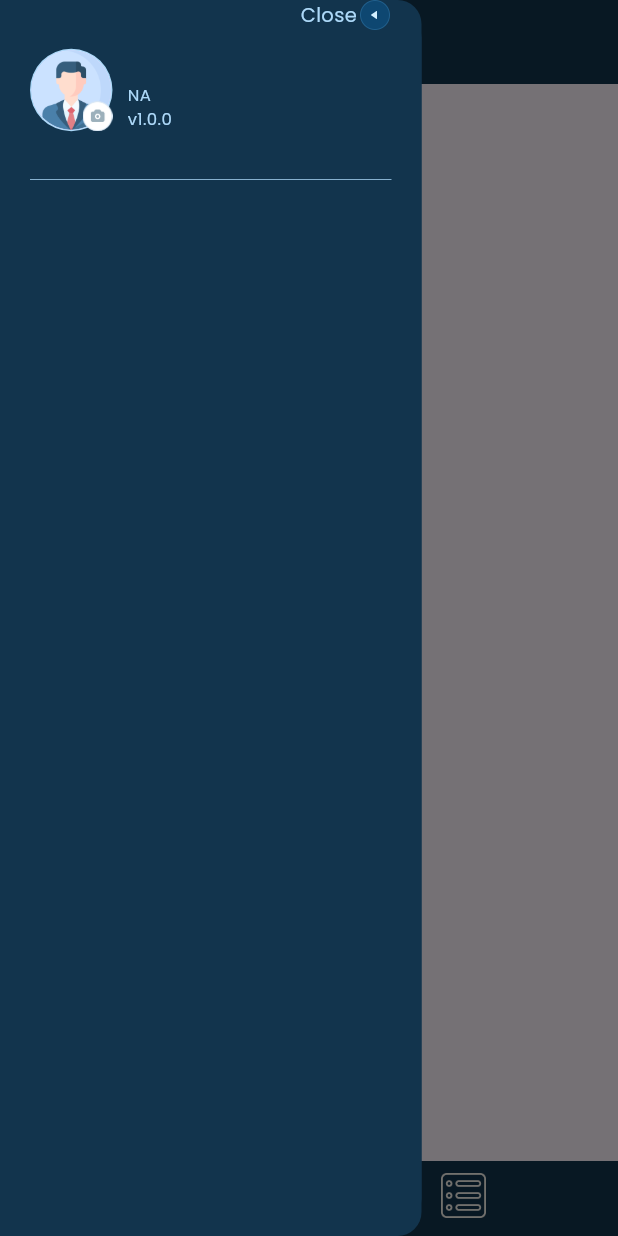
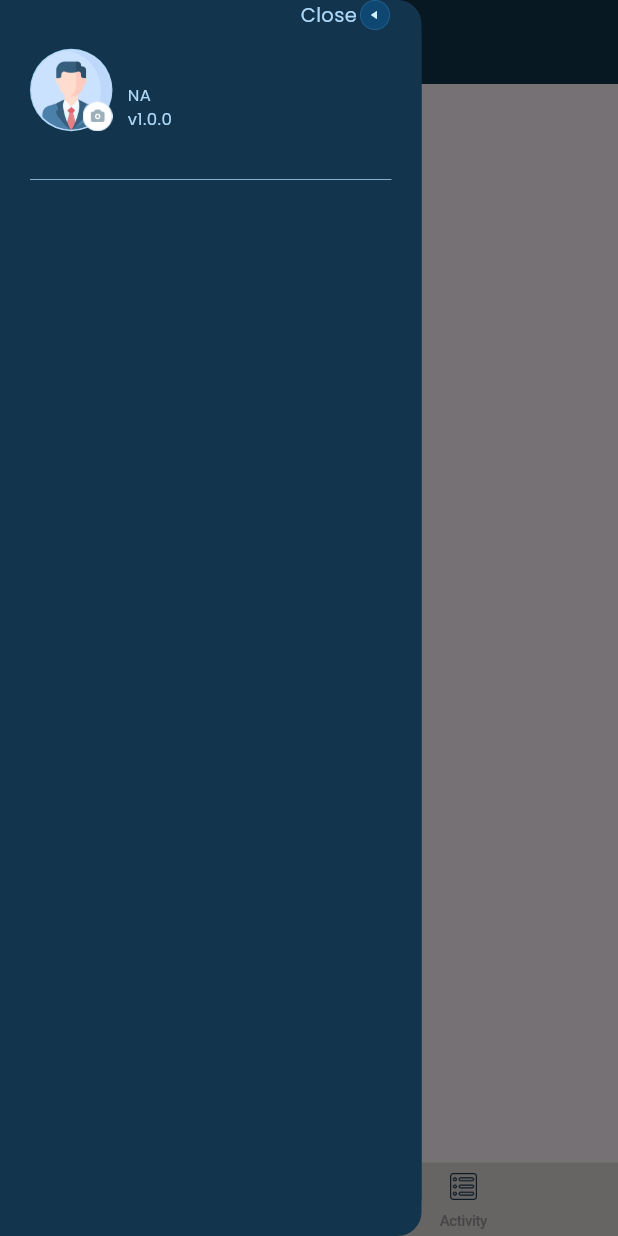
Before and after one commit to neelandrakar/retail_app_flutter, a Flutter app: the LoyaltyBottomBar screen opened by its route, with the side drawer open, on a phone screen of 412 x 824 dp. Run offline on Flutter 3.47's test engine with Material 3 defaults, Android fonts, the phone set to English and light mode, and no system bars; our stand-ins replace camera, dropdown_button2, flutter_map, flutter_rating_bar, flutter_svg, geocoding and 12 more; missing offline and left inert: cloudinary_public, syncfusion_flutter_core; accounts and stored records are empty.

Commit message:
Push with Loyalty Program's UI

```diff
--- a/lib/ssml_loyalty/screens/loyalty_bottom_bar.dart
+++ b/lib/ssml_loyalty/screens/loyalty_bottom_bar.dart
@@ -47,34 +47,35 @@ class _LoyaltyBottomBarState extends State<LoyaltyBottomBar> {
 
         ),
         bottomNavigationBar: CupertinoTabBar(
-          backgroundColor: MyColors.appBarColor,
+          backgroundColor: MyColors.offWhiteColor,
           currentIndex: _page,
           onTap: onPageChange,
           border: Border(
               top: BorderSide(
-                  color: MyColors.appBarColor
+                  color: MyColors.ivoryWhite
               )
           ),
 
           items: [
             BottomNavigationBarItem(
+                label: 'Tier',
                 icon: Padding(
                   padding: const EdgeInsets.symmetric(vertical: 8.0),
                   child: Image.asset(
                     AssetsConstants.tier_logo,
-                    color: _page==0 ? MyColors.greenColor : MyColors.boneWhite
+                    color: _page==0 ? MyColors.greenColor : MyColors.appBarColor
                   ),
                 )),
             BottomNavigationBarItem(
+                label: 'Activity',
                 icon: Padding(
                   padding: const EdgeInsets.symmetric(vertical: 8.0),
                   child: Image.asset(
                       AssetsConstants.activity,
-                      color: _page==1 ? MyColors.greenColor : MyColors.boneWhite
+                      color: _page==1 ? MyColors.greenColor : MyColors.appBarColor
                   ),
                 )),
           ],
-
         )
     );
   }
```
Also changed, not shown: 1 other file.
